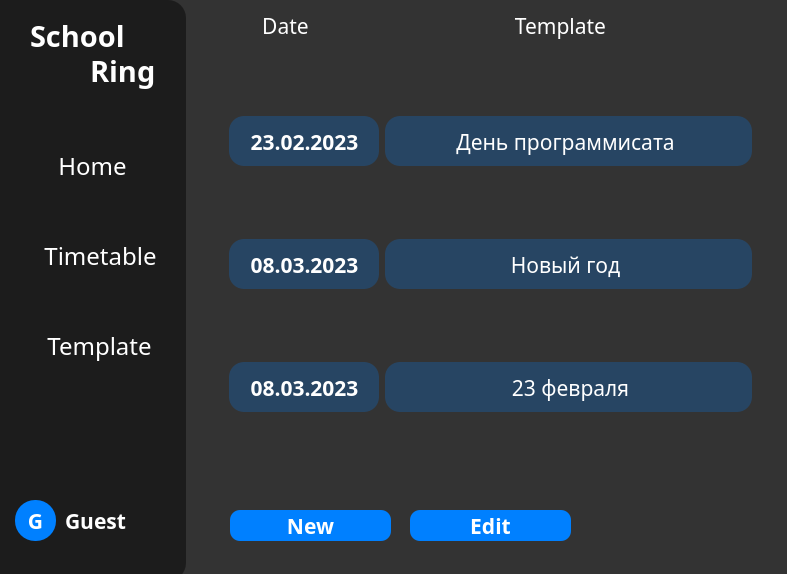
Old version of the form ui/main.ui in the repository Alchemmist/SchoolRing.
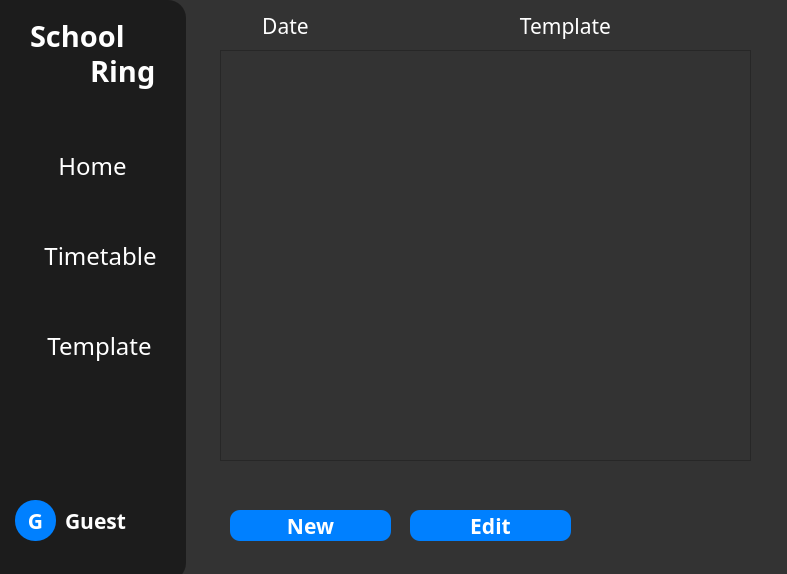
New version of the form. The open tabs and pages were chosen to show the change. Icons and pictures are not drawn.

Patch:
```diff
--- a/ui/main.ui
+++ b/ui/main.ui
@@ -207,406 +207,6 @@
      <zorder>today_label</zorder>
     </widget>
     <widget class="QWidget" name="Timetable_page">
-     <widget class="QScrollArea" name="scrollArea_3">
-      <property name="geometry">
-       <rect>
-        <x>200</x>
-        <y>50</y>
-        <width>541</width>
-        <height>451</height>
-       </rect>
-      </property>
-      <property name="sizePolicy">
-       <sizepolicy hsizetype="Fixed" vsizetype="Fixed">
-        <horstretch>0</horstretch>
-        <verstretch>0</verstretch>
-       </sizepolicy>
-      </property>
-      <property name="frameShape">
-       <enum>QFrame::NoFrame</enum>
-      </property>
-      <property name="frameShadow">
-       <enum>QFrame::Raised</enum>
-      </property>
-      <property name="lineWidth">
-       <number>1</number>
-      </property>
-      <property name="verticalScrollBarPolicy">
-       <enum>Qt::ScrollBarAlwaysOff</enum>
-      </property>
-      <property name="horizontalScrollBarPolicy">
-       <enum>Qt::ScrollBarAlwaysOff</enum>
-      </property>
-      <property name="sizeAdjustPolicy">
-       <enum>QAbstractScrollArea::AdjustIgnored</enum>
-      </property>
-      <property name="widgetResizable">
-       <bool>true</bool>
-      </property>
-      <property name="alignment">
-       <set>Qt::AlignHCenter|Qt::AlignTop</set>
-      </property>
-      <widget class="QWidget" name="scrollAreaWidgetContents_3">
-       <property name="geometry">
-        <rect>
-         <x>0</x>
-         <y>0</y>
-         <width>541</width>
-         <height>451</height>
-        </rect>
-       </property>
-       <layout class="QGridLayout" name="gridLayout">
-        <item row="2" column="1">
-         <widget class="QFrame" name="frame_29">
-          <property name="sizePolicy">
-           <sizepolicy hsizetype="Minimum" vsizetype="Fixed">
-            <horstretch>0</horstretch>
-            <verstretch>0</verstretch>
-           </sizepolicy>
-          </property>
-          <property name="minimumSize">
-           <size>
-            <width>1</width>
-            <height>50</height>
-           </size>
-          </property>
-          <property name="styleSheet">
-           <string notr="true">border-radius: 15;
-background-color: rgba(0,127,255, 60);</string>
-          </property>
-          <property name="frameShape">
-           <enum>QFrame::StyledPanel</enum>
-          </property>
-          <property name="frameShadow">
-           <enum>QFrame::Raised</enum>
-          </property>
-          <widget class="QLabel" name="label_109">
-           <property name="geometry">
-            <rect>
-             <x>0</x>
-             <y>10</y>
-             <width>371</width>
-             <height>31</height>
-            </rect>
-           </property>
-           <property name="font">
-            <font>
-             <family>Yandex Sans Display Regular</family>
-             <pointsize>16</pointsize>
-             <weight>50</weight>
-             <bold>false</bold>
-            </font>
-           </property>
-           <property name="styleSheet">
-            <string notr="true">color: white;
-background-color: rgb(255,160,0, 0);
-</string>
-           </property>
-           <property name="text">
-            <string>23 февраля</string>
-           </property>
-           <property name="alignment">
-            <set>Qt::AlignCenter</set>
-           </property>
-           <property name="wordWrap">
-            <bool>true</bool>
-           </property>
-          </widget>
-         </widget>
-        </item>
-        <item row="1" column="1">
-         <widget class="QFrame" name="frame_28">
-          <property name="sizePolicy">
-           <sizepolicy hsizetype="Minimum" vsizetype="Fixed">
-            <horstretch>0</horstretch>
-            <verstretch>0</verstretch>
-           </sizepolicy>
-          </property>
-          <property name="minimumSize">
-           <size>
-            <width>1</width>
-            <height>50</height>
-           </size>
-          </property>
-          <property name="styleSheet">
-           <string notr="true">border-radius: 15;
-background-color: rgba(0,127,255, 60);</string>
-          </property>
-          <property name="frameShape">
-           <enum>QFrame::StyledPanel</enum>
-          </property>
-          <property name="frameShadow">
-           <enum>QFrame::Raised</enum>
-          </property>
-          <widget class="QLabel" name="label_108">
-           <property name="geometry">
-            <rect>
-             <x>0</x>
-             <y>10</y>
-             <width>361</width>
-             <height>31</height>
-            </rect>
-           </property>
-           <property name="font">
-            <font>
-             <family>Yandex Sans Display Regular</family>
-             <pointsize>16</pointsize>
-             <weight>50</weight>
-             <bold>false</bold>
-            </font>
-           </property>
-           <property name="styleSheet">
-            <string notr="true">color: white;
-background-color: rgb(255,160,0, 0);
-</string>
-           </property>
-           <property name="text">
-            <string>Новый год</string>
-           </property>
-           <property name="alignment">
-            <set>Qt::AlignCenter</set>
-           </property>
-           <property name="wordWrap">
-            <bool>true</bool>
-           </property>
-          </widget>
-         </widget>
-        </item>
-        <item row="0" column="0">
-         <widget class="QFrame" name="frame_14">
-          <property name="sizePolicy">
-           <sizepolicy hsizetype="Fixed" vsizetype="Fixed">
-            <horstretch>0</horstretch>
-            <verstretch>0</verstretch>
-           </sizepolicy>
-          </property>
-          <property name="minimumSize">
-           <size>
-            <width>150</width>
-            <height>50</height>
-           </size>
-          </property>
-          <property name="styleSheet">
-           <string notr="true">border-radius: 15;
-background-color: rgba(0,127,255, 60);</string>
-          </property>
-          <property name="frameShape">
-           <enum>QFrame::StyledPanel</enum>
-          </property>
-          <property name="frameShadow">
-           <enum>QFrame::Raised</enum>
-          </property>
-          <widget class="QLabel" name="label_68">
-           <property name="geometry">
-            <rect>
-             <x>10</x>
-             <y>10</y>
-             <width>131</width>
-             <height>31</height>
-            </rect>
-           </property>
-           <property name="font">
-            <font>
-             <family>Yandex Sans Display</family>
-             <pointsize>16</pointsize>
-             <weight>75</weight>
-             <bold>true</bold>
-            </font>
-           </property>
-           <property name="styleSheet">
-            <string notr="true">color: white;
-background-color: rgb(255,160,0, 0);
-</string>
-           </property>
-           <property name="text">
-            <string>23.02.2023</string>
-           </property>
-           <property name="alignment">
-            <set>Qt::AlignCenter</set>
-           </property>
-           <property name="wordWrap">
-            <bool>true</bool>
-           </property>
-          </widget>
-         </widget>
-        </item>
-        <item row="0" column="1">
-         <widget class="QFrame" name="frame_15">
-          <property name="sizePolicy">
-           <sizepolicy hsizetype="Minimum" vsizetype="Fixed">
-            <horstretch>0</horstretch>
-            <verstretch>0</verstretch>
-           </sizepolicy>
-          </property>
-          <property name="minimumSize">
-           <size>
-            <width>1</width>
-            <height>50</height>
-           </size>
-          </property>
-          <property name="styleSheet">
-           <string notr="true">border-radius: 15;
-background-color: rgba(0,127,255, 60);</string>
-          </property>
-          <property name="frameShape">
-           <enum>QFrame::StyledPanel</enum>
-          </property>
-          <property name="frameShadow">
-           <enum>QFrame::Raised</enum>
-          </property>
-          <widget class="QLabel" name="label_69">
-           <property name="geometry">
-            <rect>
-             <x>0</x>
-             <y>10</y>
-             <width>361</width>
-             <height>31</height>
-            </rect>
-           </property>
-           <property name="font">
-            <font>
-             <family>Yandex Sans Display Regular</family>
-             <pointsize>16</pointsize>
-             <weight>50</weight>
-             <bold>false</bold>
-            </font>
-           </property>
-           <property name="styleSheet">
-            <string notr="true">color: white;
-background-color: rgb(255,160,0, 0);
-</string>
-           </property>
-           <property name="text">
-            <string>День программисата</string>
-           </property>
-           <property name="alignment">
-            <set>Qt::AlignCenter</set>
-           </property>
-           <property name="wordWrap">
-            <bool>true</bool>
-           </property>
-          </widget>
-         </widget>
-        </item>
-        <item row="2" column="0">
-         <widget class="QFrame" name="frame_25">
-          <property name="sizePolicy">
-           <sizepolicy hsizetype="Fixed" vsizetype="Fixed">
-            <horstretch>0</horstretch>
-            <verstretch>0</verstretch>
-           </sizepolicy>
-          </property>
-          <property name="minimumSize">
-           <size>
-            <width>150</width>
-            <height>50</height>
-           </size>
-          </property>
-          <property name="styleSheet">
-           <string notr="true">border-radius: 15;
-background-color: rgba(0,127,255, 60);</string>
-          </property>
-          <property name="frameShape">
-           <enum>QFrame::StyledPanel</enum>
-          </property>
-          <property name="frameShadow">
-           <enum>QFrame::Raised</enum>
-          </property>
-          <widget class="QLabel" name="label_105">
-           <property name="geometry">
-            <rect>
-             <x>10</x>
-             <y>10</y>
-             <width>131</width>
-             <height>31</height>
-            </rect>
-           </property>
-           <property name="font">
-            <font>
-             <family>Yandex Sans Display</family>
-             <pointsize>16</pointsize>
-             <weight>75</weight>
-             <bold>true</bold>
-            </font>
-           </property>
-           <property name="styleSheet">
-            <string notr="true">color: white;
-background-color: rgb(255,160,0, 0);
-</string>
-           </property>
-           <property name="text">
-            <string>08.03.2023</string>
-           </property>
-           <property name="alignment">
-            <set>Qt::AlignCenter</set>
-           </property>
-           <property name="wordWrap">
-            <bool>true</bool>
-           </property>
-          </widget>
-         </widget>
-        </item>
-        <item row="1" column="0">
-         <widget class="QFrame" name="frame_26">
-          <property name="sizePolicy">
-           <sizepolicy hsizetype="Fixed" vsizetype="Fixed">
-            <horstretch>0</horstretch>
-            <verstretch>0</verstretch>
-           </sizepolicy>
-          </property>
-          <property name="minimumSize">
-           <size>
-            <width>150</width>
-            <height>50</height>
-           </size>
-          </property>
-          <property name="styleSheet">
-           <string notr="true">border-radius: 15;
-background-color: rgba(0,127,255, 60);</string>
-          </property>
-          <property name="frameShape">
-           <enum>QFrame::StyledPanel</enum>
-          </property>
-          <property name="frameShadow">
-           <enum>QFrame::Raised</enum>
-          </property>
-          <widget class="QLabel" name="label_106">
-           <property name="geometry">
-            <rect>
-             <x>10</x>
-             <y>10</y>
-             <width>131</width>
-             <height>31</height>
-            </rect>
-           </property>
-           <property name="font">
-            <font>
-             <family>Yandex Sans Display</family>
-             <pointsize>16</pointsize>
-             <weight>75</weight>
-             <bold>true</bold>
-            </font>
-           </property>
-           <property name="styleSheet">
-            <string notr="true">color: white;
-background-color: rgb(255,160,0, 0);
-</string>
-           </property>
-           <property name="text">
-            <string>08.03.2023</string>
-           </property>
-           <property name="alignment">
-            <set>Qt::AlignCenter</set>
-           </property>
-           <property name="wordWrap">
-            <bool>true</bool>
-           </property>
-          </widget>
-         </widget>
-        </item>
-       </layout>
-      </widget>
-     </widget>
      <widget class="QLabel" name="label_66">
       <property name="geometry">
        <rect>
@@ -644,7 +244,7 @@
        <rect>
         <x>490</x>
         <y>20</y>
-        <width>101</width>
+        <width>111</width>
         <height>31</height>
        </rect>
       </property>
@@ -731,6 +331,39 @@
        <string>Edit</string>
       </property>
      </widget>
+     <widget class="QScrollArea" name="scrollArea_2">
+      <property name="geometry">
+       <rect>
+        <x>200</x>
+        <y>60</y>
+        <width>531</width>
+        <height>411</height>
+       </rect>
+      </property>
+      <property name="frameShadow">
+       <enum>QFrame::Raised</enum>
+      </property>
+      <property name="verticalScrollBarPolicy">
+       <enum>Qt::ScrollBarAlwaysOff</enum>
+      </property>
+      <property name="horizontalScrollBarPolicy">
+       <enum>Qt::ScrollBarAlwaysOff</enum>
+      </property>
+      <property name="widgetResizable">
+       <bool>true</bool>
+      </property>
+      <widget class="QWidget" name="scrollAreaWidgetContents_2">
+       <property name="geometry">
+        <rect>
+         <x>0</x>
+         <y>0</y>
+         <width>529</width>
+         <height>409</height>
+        </rect>
+       </property>
+       <layout class="QVBoxLayout" name="verticalLayout"/>
+      </widget>
+     </widget>
     </widget>
     <widget class="QWidget" name="Template_page">
      <widget class="QScrollArea" name="scrollArea_5">
```
